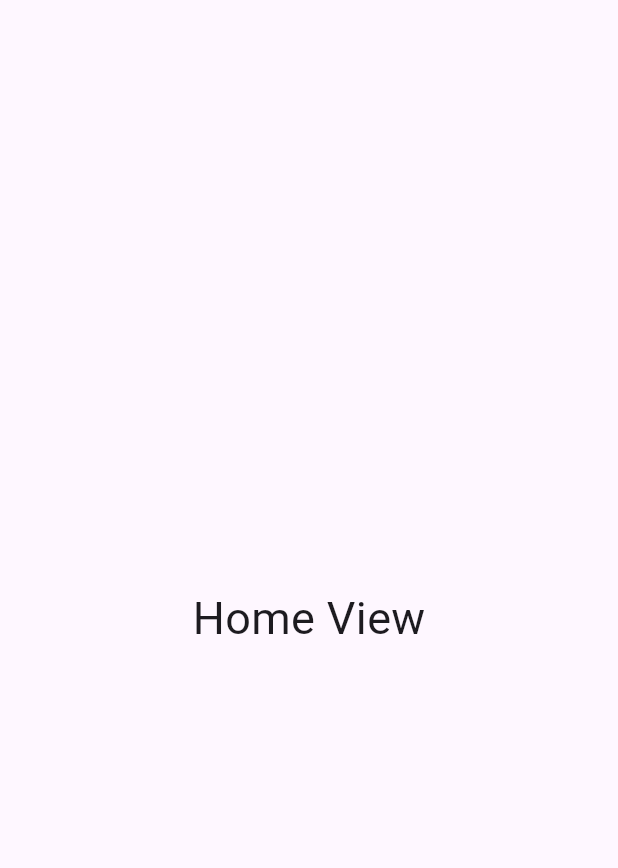
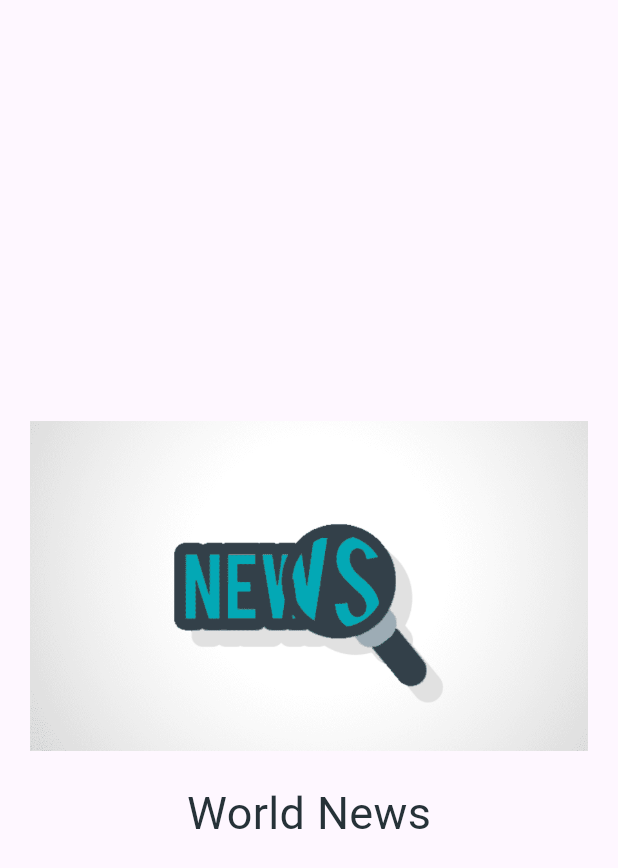
Before and after one commit to rababhamdyy/animation_instant, a Flutter app: the screen it shows after launch, on a phone screen of 412 x 824 dp. Shown: the top 868 px of the screen. Run offline on Flutter 3.47's test engine with Material 3 defaults, Android fonts, the phone set to English and light mode, and no system bars.

Commit message:
two animations

```diff
--- a/lib/views/home_view.dart
+++ b/lib/views/home_view.dart
@@ -8,9 +8,11 @@ class HomeView extends StatefulWidget {
 }
 
 class _HomeViewState extends State<HomeView>
-    with SingleTickerProviderStateMixin {
+    with TickerProviderStateMixin {
   late AnimationController animationController;
-  late Animation<Offset> slideAnimation;
+  late Animation<Offset> slideAnimation1;
+  late Animation<Offset> slideAnimation2;
+
   @override
   void initState() {
     super.initState();
@@ -18,10 +20,16 @@ class _HomeViewState extends State<HomeView>
       duration: const Duration(seconds: 5),
       vsync: this,
     );
-    slideAnimation = Tween<Offset>(
+    slideAnimation1 = Tween<Offset>(
       begin: const Offset(0, -7),
       end: Offset.zero,
     ).animate(animationController);
+
+    slideAnimation2 = Tween<Offset>(
+      begin: const Offset(0, 7),
+      end: Offset.zero,
+    ).animate(animationController);
+
     animationController.forward();
   }
 
@@ -34,9 +42,16 @@ class _HomeViewState extends State<HomeView>
           child: Column(
             mainAxisAlignment: MainAxisAlignment.center,
             children: [
+              Padding(
+                padding: const EdgeInsets.all(20.0),
+                child: SlideTransition(position: slideAnimation1,child: Image.asset('assets/news.webp')),
+              ),
               SlideTransition(
-                position: slideAnimation,
-                child: Text('Home View', style: TextStyle(fontSize: 30)),
+                position: slideAnimation2,
+                child: Text(
+                  'World News',
+                  style: TextStyle(fontSize: 30, color: Colors.blueGrey[900]),
+                ),
               ),
             ],
           ),
--- a/pubspec.yaml
+++ b/pubspec.yaml
@@ -58,9 +58,8 @@ flutter:
   uses-material-design: true
 
   # To add assets to your application, add an assets section, like this:
-  # assets:
-  #   - images/a_dot_burr.jpeg
-  #   - images/a_dot_ham.jpeg
+  assets:
+    - assets/
 
   # An image asset can refer to one or more resolution-specific "variants", see
   # https://flutter.dev/to/resolution-aware-images
```
Also changed, not shown: assets/news.webp (added).
